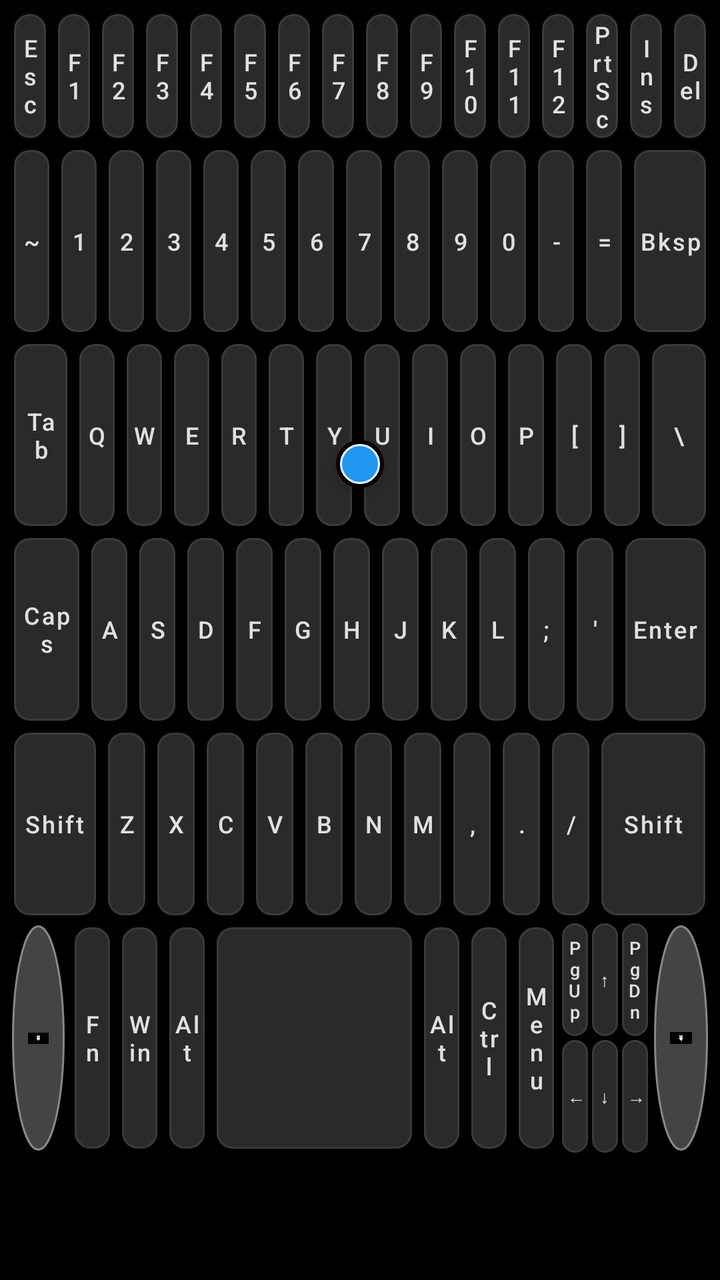
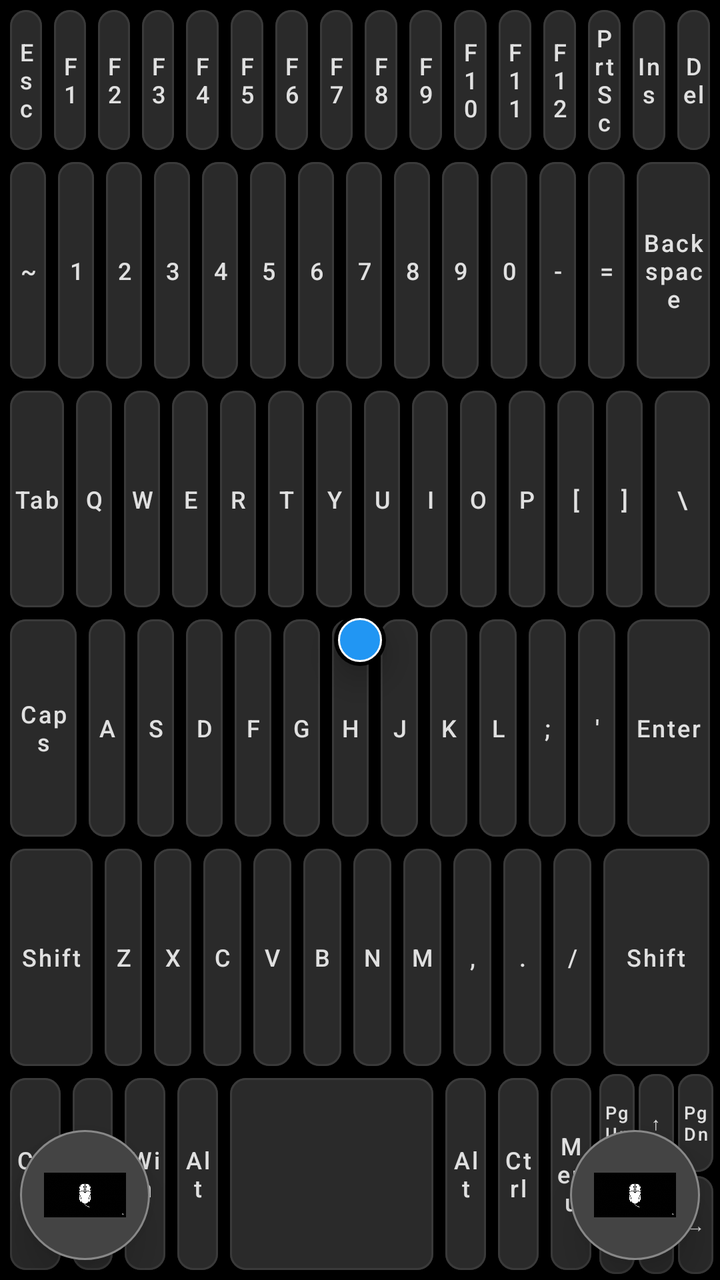

Before-and-after screenshots of an Android layout around one commit, followed by the original layout XML and the change that was made.
<!-- AndroidManifest.xml: application theme Theme.KeyLink -->
<!-- res/layout/activity_keyboard.xml -->
<?xml version="1.0" encoding="utf-8"?>
<RelativeLayout xmlns:android="http://schemas.android.com/apk/res/android"
    xmlns:app="http://schemas.android.com/apk/res-auto"
    android:layout_width="match_parent"
    android:layout_height="match_parent"
    android:background="#000000">

    
    <View
        android:id="@+id/trackpadView"
        android:layout_width="match_parent"
        android:layout_height="match_parent" />

    
    <LinearLayout
        android:id="@+id/keyboardContainer"
        android:layout_width="match_parent"
        android:layout_height="match_parent"
        android:orientation="vertical"
        android:paddingHorizontal="4dp"
        android:paddingVertical="4dp"
        android:weightSum="6.5">

        
        <LinearLayout
            android:layout_width="match_parent"
            android:layout_height="0dp"
            android:layout_weight="0.7"
            android:orientation="horizontal">
            <Button android:id="@+id/key_esc" android:text="Esc" style="@style/KeyStyle" android:layout_weight="1"/>
            <Button android:id="@+id/key_f1" android:text="F1" style="@style/KeyStyle" android:layout_weight="1"/>
            <Button android:id="@+id/key_f2" android:text="F2" style="@style/KeyStyle" android:layout_weight="1"/>
            <Button android:id="@+id/key_f3" android:text="F3" style="@style/KeyStyle" android:layout_weight="1"/>
            <Button android:id="@+id/key_f4" android:text="F4" style="@style/KeyStyle" android:layout_weight="1"/>
            <Button android:id="@+id/key_f5" android:text="F5" style="@style/KeyStyle" android:layout_weight="1"/>
            <Button android:id="@+id/key_f6" android:text="F6" style="@style/KeyStyle" android:layout_weight="1"/>
            <Button android:id="@+id/key_f7" android:text="F7" style="@style/KeyStyle" android:layout_weight="1"/>
            <Button android:id="@+id/key_f8" android:text="F8" style="@style/KeyStyle" android:layout_weight="1"/>
            <Button android:id="@+id/key_f9" android:text="F9" style="@style/KeyStyle" android:layout_weight="1"/>
            <Button android:id="@+id/key_f10" android:text="F10" style="@style/KeyStyle" android:layout_weight="1"/>
            <Button android:id="@+id/key_f11" android:text="F11" style="@style/KeyStyle" android:layout_weight="1"/>
            <Button android:id="@+id/key_f12" android:text="F12" style="@style/KeyStyle" android:layout_weight="1"/>
            <Button android:id="@+id/key_prtscr" android:text="PrtSc" style="@style/KeyStyle" android:layout_weight="1"/>
            <Button android:id="@+id/key_insert" android:text="Ins" style="@style/KeyStyle" android:layout_weight="1"/>
            <Button android:id="@+id/key_delete" android:text="Del" style="@style/KeyStyle" android:layout_weight="1"/>
        </LinearLayout>

        
        <LinearLayout
            android:layout_width="match_parent"
            android:layout_height="0dp"
            android:layout_weight="1"
            android:orientation="horizontal">
            <Button android:id="@+id/key_tilde" android:text="~" style="@style/KeyStyle" android:layout_weight="1"/>
            <Button android:id="@+id/key_1" android:text="1" style="@style/KeyStyle" android:layout_weight="1"/>
            <Button android:id="@+id/key_2" android:text="2" style="@style/KeyStyle" android:layout_weight="1"/>
            <Button android:id="@+id/key_3" android:text="3" style="@style/KeyStyle" android:layout_weight="1"/>
            <Button android:id="@+id/key_4" android:text="4" style="@style/KeyStyle" android:layout_weight="1"/>
            <Button android:id="@+id/key_5" android:text="5" style="@style/KeyStyle" android:layout_weight="1"/>
            <Button android:id="@+id/key_6" android:text="6" style="@style/KeyStyle" android:layout_weight="1"/>
            <Button android:id="@+id/key_7" android:text="7" style="@style/KeyStyle" android:layout_weight="1"/>
            <Button android:id="@+id/key_8" android:text="8" style="@style/KeyStyle" android:layout_weight="1"/>
            <Button android:id="@+id/key_9" android:text="9" style="@style/KeyStyle" android:layout_weight="1"/>
            <Button android:id="@+id/key_0" android:text="0" style="@style/KeyStyle" android:layout_weight="1"/>
            <Button android:id="@+id/key_minus" android:text="-" style="@style/KeyStyle" android:layout_weight="1"/>
            <Button android:id="@+id/key_equals" android:text="=" style="@style/KeyStyle" android:layout_weight="1"/>
            <Button android:id="@+id/key_backspace" android:text="Bksp" style="@style/KeyStyle" android:layout_weight="2"/>
        </LinearLayout>

        
        <LinearLayout
            android:layout_width="match_parent"
            android:layout_height="0dp"
            android:layout_weight="1"
            android:orientation="horizontal">
            <Button android:id="@+id/key_tab" android:text="Tab" style="@style/KeyStyle" android:layout_weight="1.5"/>
            <Button android:id="@+id/key_q" android:text="Q" style="@style/KeyStyle" android:layout_weight="1"/>
            <Button android:id="@+id/key_w" android:text="W" style="@style/KeyStyle" android:layout_weight="1"/>
            <Button android:id="@+id/key_e" android:text="E" style="@style/KeyStyle" android:layout_weight="1"/>
            <Button android:id="@+id/key_r" android:text="R" style="@style/KeyStyle" android:layout_weight="1"/>
            <Button android:id="@+id/key_t" android:text="T" style="@style/KeyStyle" android:layout_weight="1"/>
            <Button android:id="@+id/key_y" android:text="Y" style="@style/KeyStyle" android:layout_weight="1"/>
            <Button android:id="@+id/key_u" android:text="U" style="@style/KeyStyle" android:layout_weight="1"/>
            <Button android:id="@+id/key_i" android:text="I" style="@style/KeyStyle" android:layout_weight="1"/>
            <Button android:id="@+id/key_o" android:text="O" style="@style/KeyStyle" android:layout_weight="1"/>
            <Button android:id="@+id/key_p" android:text="P" style="@style/KeyStyle" android:layout_weight="1"/>
            <Button android:id="@+id/key_bracket_left" android:text="[" style="@style/KeyStyle" android:layout_weight="1"/>
            <Button android:id="@+id/key_bracket_right" android:text="]" style="@style/KeyStyle" android:layout_weight="1"/>
            <Button android:id="@+id/key_backslash" android:text="\\" style="@style/KeyStyle" android:layout_weight="1.5"/>
        </LinearLayout>

        
        <LinearLayout
            android:layout_width="match_parent"
            android:layout_height="0dp"
            android:layout_weight="1"
            android:orientation="horizontal">
            <Button android:id="@+id/key_caps" android:text="Caps" style="@style/KeyStyle" android:layout_weight="1.8"/>
            <Button android:id="@+id/key_a" android:text="A" style="@style/KeyStyle" android:layout_weight="1"/>
            <Button android:id="@+id/key_s" android:text="S" style="@style/KeyStyle" android:layout_weight="1"/>
            <Button android:id="@+id/key_d" android:text="D" style="@style/KeyStyle" android:layout_weight="1"/>
            <Button android:id="@+id/key_f" android:text="F" style="@style/KeyStyle" android:layout_weight="1"/>
            <Button android:id="@+id/key_g" android:text="G" style="@style/KeyStyle" android:layout_weight="1"/>
            <Button android:id="@+id/key_h" android:text="H" style="@style/KeyStyle" android:layout_weight="1"/>
            <Button android:id="@+id/key_j" android:text="J" style="@style/KeyStyle" android:layout_weight="1"/>
            <Button android:id="@+id/key_k" android:text="K" style="@style/KeyStyle" android:layout_weight="1"/>
            <Button android:id="@+id/key_l" android:text="L" style="@style/KeyStyle" android:layout_weight="1"/>
            <Button android:id="@+id/key_semicolon" android:text=";" style="@style/KeyStyle" android:layout_weight="1"/>
            <Button android:id="@+id/key_quote" android:text="'" style="@style/KeyStyle" android:layout_weight="1"/>
            <Button android:id="@+id/key_enter" android:text="Enter" style="@style/KeyStyle" android:layout_weight="2.2"/>
        </LinearLayout>

        
        <LinearLayout
            android:layout_width="match_parent"
            android:layout_height="0dp"
            android:layout_weight="1"
            android:orientation="horizontal">
            <Button android:id="@+id/key_shift_left" android:text="Shift" style="@style/KeyStyle" android:layout_weight="2.2"/>
            <Button android:id="@+id/key_z" android:text="Z" style="@style/KeyStyle" android:layout_weight="1"/>
            <Button android:id="@+id/key_x" android:text="X" style="@style/KeyStyle" android:layout_weight="1"/>
            <Button android:id="@+id/key_c" android:text="C" style="@style/KeyStyle" android:layout_weight="1"/>
            <Button android:id="@+id/key_v" android:text="V" style="@style/KeyStyle" android:layout_weight="1"/>
            <Button android:id="@+id/key_b" android:text="B" style="@style/KeyStyle" android:layout_weight="1"/>
            <Button android:id="@+id/key_n" android:text="N" style="@style/KeyStyle" android:layout_weight="1"/>
            <Button android:id="@+id/key_m" android:text="M" style="@style/KeyStyle" android:layout_weight="1"/>
            <Button android:id="@+id/key_comma" android:text="," style="@style/KeyStyle" android:layout_weight="1"/>
            <Button android:id="@+id/key_period" android:text="." style="@style/KeyStyle" android:layout_weight="1"/>
            <Button android:id="@+id/key_slash" android:text="/" style="@style/KeyStyle" android:layout_weight="1"/>
            <Button android:id="@+id/key_shift_right" android:text="Shift" style="@style/KeyStyle" android:layout_weight="2.8"/>
        </LinearLayout>

        
        <LinearLayout
            android:layout_width="match_parent"
            android:layout_height="0dp"
            android:layout_weight="1.2"
            android:orientation="horizontal">

            <ImageButton
                android:id="@+id/btnLeftTrackpad"
                android:layout_width="0dp"
                android:layout_height="match_parent"
                android:layout_weight="1.5"
                android:background="@drawable/circle_button_bg"
                android:src="@drawable/mouse_icon"
                android:scaleType="centerInside"
                android:padding="8dp"
                android:layout_margin="2dp"
                android:contentDescription="Open Trackpad Profile"/>

            <Button android:id="@+id/key_fn" android:text="Fn" style="@style/KeyStyle" android:layout_weight="1"/>
            <Button android:id="@+id/key_win" android:text="Win" style="@style/KeyStyle" android:layout_weight="1"/>
            <Button android:id="@+id/key_alt_left" android:text="Alt" style="@style/KeyStyle" android:layout_weight="1"/>

            <Button android:id="@+id/key_space" android:text=" " style="@style/KeyStyle" android:layout_weight="5.5"/>

            <Button android:id="@+id/key_alt_right" android:text="Alt" style="@style/KeyStyle" android:layout_weight="1"/>
            <Button android:id="@+id/key_ctrl_right" android:text="Ctrl" style="@style/KeyStyle" android:layout_weight="1"/>
            <Button android:id="@+id/key_menu" android:text="Menu" style="@style/KeyStyle" android:layout_weight="1"/>

            <GridLayout
                android:layout_width="0dp"
                android:layout_height="match_parent"
                android:layout_weight="2.5"
                android:columnCount="3"
                android:rowCount="2">
                <Button android:id="@+id/key_pgup" android:text="PgUp" style="@style/NavKeyStyle" android:layout_columnWeight="1" android:layout_rowWeight="1"/>
                <Button android:id="@+id/key_up" android:text="↑" style="@style/NavKeyStyle" android:layout_columnWeight="1" android:layout_rowWeight="1"/>
                <Button android:id="@+id/key_pgdn" android:text="PgDn" style="@style/NavKeyStyle" android:layout_columnWeight="1" android:layout_rowWeight="1"/>
                <Button android:id="@+id/key_left" android:text="←" style="@style/NavKeyStyle" android:layout_columnWeight="1" android:layout_rowWeight="1"/>
                <Button android:id="@+id/key_down" android:text="↓" style="@style/NavKeyStyle" android:layout_columnWeight="1" android:layout_rowWeight="1"/>
                <Button android:id="@+id/key_right" android:text="→" style="@style/NavKeyStyle" android:layout_columnWeight="1" android:layout_rowWeight="1"/>
            </GridLayout>

            <ImageButton
                android:id="@+id/btnRightTrackpad"
                android:layout_width="0dp"
                android:layout_height="match_parent"
                android:layout_weight="1.5"
                android:background="@drawable/circle_button_bg"
                android:src="@drawable/mouse_icon"
                android:scaleType="centerInside"
                android:padding="8dp"
                android:layout_margin="2dp"
                android:contentDescription="Open Trackpad Profile"/>
        </LinearLayout>
    </LinearLayout>

    
    <View
        android:id="@+id/trackpoint"
        android:layout_width="24dp"
        android:layout_height="24dp"
        android:background="@drawable/trackpoint_bg"
        android:layout_centerHorizontal="true"
        android:layout_marginTop="220dp"
        android:elevation="5dp" />

</RelativeLayout>
<!-- resources referenced by this layout -->
<resources>
  <!-- drawable circle_button_bg (drawable) -->
  <shape xmlns:android="http://schemas.android.com/apk/res/android" android:shape="oval">
      <solid android:color="#444444"/>
      <stroke android:width="1dp" android:color="#888888"/>
  </shape>
  <!-- drawable mouse_icon: png bitmap (drawable, 787695 bytes) -->
  <!-- drawable trackpoint_bg (drawable) -->
  <layer-list xmlns:android="http://schemas.android.com/apk/res/android">
      <item>
          <shape android:shape="oval">
              <solid android:color="#000000"/>
          </shape>
      </item>
      <item android:top="2dp" android:bottom="2dp" android:left="2dp" android:right="2dp">
          <shape android:shape="oval">
              <solid android:color="#2196F3"/>
              <stroke android:width="1dp" android:color="#FFFFFF"/>
          </shape>
      </item>
  </layer-list>
  <style name="KeyStyle" parent="Widget.MaterialComponents.Button">
          <item name="android:layout_width">0dp</item>
          <item name="android:layout_height">match_parent</item>
          <item name="android:layout_margin">3dp</item>
          <item name="android:padding">2dp</item>
          <item name="android:textSize">12sp</item>
          <item name="android:textColor">#E0E0E0</item>
          <item name="backgroundTint">#2A2A2A</item>
          <item name="android:textAllCaps">false</item>
          <item name="android:insetTop">0dp</item>
          <item name="android:insetBottom">0dp</item>
          <item name="android:minHeight">0dp</item>
          <item name="android:minWidth">0dp</item>
          <item name="cornerRadius">8dp</item>
          <item name="strokeColor">#3A3A3A</item>
          <item name="strokeWidth">1dp</item>
      </style>
  <style name="NavKeyStyle" parent="KeyStyle">
          <item name="android:layout_width">0dp</item>
          <item name="android:layout_height">0dp</item>
          <item name="android:layout_gravity">fill</item>
          <item name="android:textSize">9sp</item>
          <item name="android:layout_margin">1dp</item>
      </style>
  <style name="Theme.KeyLink" parent="Theme.MaterialComponents.DayNight.NoActionBar">
          
          <item name="colorPrimary">@color/purple_500</item>
          <item name="colorPrimaryVariant">@color/purple_700</item>
          <item name="colorOnPrimary">@color/white</item>
          
          <item name="colorSecondary">@color/teal_200</item>
          <item name="colorSecondaryVariant">@color/teal_700</item>
          <item name="colorOnSecondary">@color/black</item>
          
          <item name="android:statusBarColor">#000000</item>
          
          <item name="android:windowFullscreen">true</item>
          <item name="android:windowContentOverlay">@null</item>
      </style>
  <color name="purple_500">#FF6200EE</color>
  <color name="purple_700">#FF3700B3</color>
  <color name="white">#FFFFFFFF</color>
  <color name="teal_200">#FF03DAC5</color>
  <color name="teal_700">#FF018786</color>
  <color name="black">#FF000000</color>
</resources>

<!-- the commit's change to res/layout/activity_keyboard.xml (unified diff, before → after) -->
@@ -1,6 +1,5 @@
 <?xml version="1.0" encoding="utf-8"?>
 <RelativeLayout xmlns:android="http://schemas.android.com/apk/res/android"
-    xmlns:app="http://schemas.android.com/apk/res-auto"
     android:layout_width="match_parent"
     android:layout_height="match_parent"
     android:background="#000000">
@@ -17,15 +16,14 @@
         android:layout_width="match_parent"
         android:layout_height="match_parent"
         android:orientation="vertical"
-        android:paddingHorizontal="4dp"
-        android:paddingVertical="4dp"
-        android:weightSum="6.5">
-
-        
-        <LinearLayout
-            android:layout_width="match_parent"
-            android:layout_height="0dp"
-            android:layout_weight="0.7"
+        android:padding="2dp"
+        android:weightSum="100">
+
+        
+        <LinearLayout
+            android:layout_width="match_parent"
+            android:layout_height="0dp"
+            android:layout_weight="12"
             android:orientation="horizontal">
             <Button android:id="@+id/key_esc" android:text="Esc" style="@style/KeyStyle" android:layout_weight="1"/>
             <Button android:id="@+id/key_f1" android:text="F1" style="@style/KeyStyle" android:layout_weight="1"/>
@@ -49,7 +47,7 @@
         <LinearLayout
             android:layout_width="match_parent"
             android:layout_height="0dp"
-            android:layout_weight="1"
+            android:layout_weight="18"
             android:orientation="horizontal">
             <Button android:id="@+id/key_tilde" android:text="~" style="@style/KeyStyle" android:layout_weight="1"/>
             <Button android:id="@+id/key_1" android:text="1" style="@style/KeyStyle" android:layout_weight="1"/>
@@ -64,14 +62,14 @@
             <Button android:id="@+id/key_0" android:text="0" style="@style/KeyStyle" android:layout_weight="1"/>
             <Button android:id="@+id/key_minus" android:text="-" style="@style/KeyStyle" android:layout_weight="1"/>
             <Button android:id="@+id/key_equals" android:text="=" style="@style/KeyStyle" android:layout_weight="1"/>
-            <Button android:id="@+id/key_backspace" android:text="Bksp" style="@style/KeyStyle" android:layout_weight="2"/>
-        </LinearLayout>
-
-        
-        <LinearLayout
-            android:layout_width="match_parent"
-            android:layout_height="0dp"
-            android:layout_weight="1"
+            <Button android:id="@+id/key_backspace" android:text="Backspace" style="@style/KeyStyle" android:layout_weight="2"/>
+        </LinearLayout>
+
+        
+        <LinearLayout
+            android:layout_width="match_parent"
+            android:layout_height="0dp"
+            android:layout_weight="18"
             android:orientation="horizontal">
             <Button android:id="@+id/key_tab" android:text="Tab" style="@style/KeyStyle" android:layout_weight="1.5"/>
             <Button android:id="@+id/key_q" android:text="Q" style="@style/KeyStyle" android:layout_weight="1"/>
@@ -93,7 +91,7 @@
         <LinearLayout
             android:layout_width="match_parent"
             android:layout_height="0dp"
-            android:layout_weight="1"
+            android:layout_weight="18"
             android:orientation="horizontal">
             <Button android:id="@+id/key_caps" android:text="Caps" style="@style/KeyStyle" android:layout_weight="1.8"/>
             <Button android:id="@+id/key_a" android:text="A" style="@style/KeyStyle" android:layout_weight="1"/>
@@ -114,7 +112,7 @@
         <LinearLayout
             android:layout_width="match_parent"
             android:layout_height="0dp"
-            android:layout_weight="1"
+            android:layout_weight="18"
             android:orientation="horizontal">
             <Button android:id="@+id/key_shift_left" android:text="Shift" style="@style/KeyStyle" android:layout_weight="2.2"/>
             <Button android:id="@+id/key_z" android:text="Z" style="@style/KeyStyle" android:layout_weight="1"/>
@@ -134,35 +132,21 @@
         <LinearLayout
             android:layout_width="match_parent"
             android:layout_height="0dp"
-            android:layout_weight="1.2"
-            android:orientation="horizontal">
-
-            <ImageButton
-                android:id="@+id/btnLeftTrackpad"
-                android:layout_width="0dp"
-                android:layout_height="match_parent"
-                android:layout_weight="1.5"
-                android:background="@drawable/circle_button_bg"
-                android:src="@drawable/mouse_icon"
-                android:scaleType="centerInside"
-                android:padding="8dp"
-                android:layout_margin="2dp"
-                android:contentDescription="Open Trackpad Profile"/>
-
-            <Button android:id="@+id/key_fn" android:text="Fn" style="@style/KeyStyle" android:layout_weight="1"/>
-            <Button android:id="@+id/key_win" android:text="Win" style="@style/KeyStyle" android:layout_weight="1"/>
-            <Button android:id="@+id/key_alt_left" android:text="Alt" style="@style/KeyStyle" android:layout_weight="1"/>
-
-            <Button android:id="@+id/key_space" android:text=" " style="@style/KeyStyle" android:layout_weight="5.5"/>
-
-            <Button android:id="@+id/key_alt_right" android:text="Alt" style="@style/KeyStyle" android:layout_weight="1"/>
-            <Button android:id="@+id/key_ctrl_right" android:text="Ctrl" style="@style/KeyStyle" android:layout_weight="1"/>
-            <Button android:id="@+id/key_menu" android:text="Menu" style="@style/KeyStyle" android:layout_weight="1"/>
+            android:layout_weight="16"
+            android:orientation="horizontal">
+            <Button android:id="@+id/key_ctrl_left" android:text="Ctrl" style="@style/KeyStyle" android:layout_weight="1.5"/>
+            <Button android:id="@+id/key_fn" android:text="Fn" style="@style/KeyStyle" android:layout_weight="1.2"/>
+            <Button android:id="@+id/key_win" android:text="Win" style="@style/KeyStyle" android:layout_weight="1.2"/>
+            <Button android:id="@+id/key_alt_left" android:text="Alt" style="@style/KeyStyle" android:layout_weight="1.2"/>
+            <Button android:id="@+id/key_space" android:text=" " style="@style/KeyStyle" android:layout_weight="6.0"/>
+            <Button android:id="@+id/key_alt_right" android:text="Alt" style="@style/KeyStyle" android:layout_weight="1.2"/>
+            <Button android:id="@+id/key_ctrl_right" android:text="Ctrl" style="@style/KeyStyle" android:layout_weight="1.2"/>
+            <Button android:id="@+id/key_menu" android:text="Menu" style="@style/KeyStyle" android:layout_weight="1.2"/>
 
             <GridLayout
                 android:layout_width="0dp"
                 android:layout_height="match_parent"
-                android:layout_weight="2.5"
+                android:layout_weight="3.5"
                 android:columnCount="3"
                 android:rowCount="2">
                 <Button android:id="@+id/key_pgup" android:text="PgUp" style="@style/NavKeyStyle" android:layout_columnWeight="1" android:layout_rowWeight="1"/>
@@ -172,29 +156,46 @@
                 <Button android:id="@+id/key_down" android:text="↓" style="@style/NavKeyStyle" android:layout_columnWeight="1" android:layout_rowWeight="1"/>
                 <Button android:id="@+id/key_right" android:text="→" style="@style/NavKeyStyle" android:layout_columnWeight="1" android:layout_rowWeight="1"/>
             </GridLayout>
-
-            <ImageButton
-                android:id="@+id/btnRightTrackpad"
-                android:layout_width="0dp"
-                android:layout_height="match_parent"
-                android:layout_weight="1.5"
-                android:background="@drawable/circle_button_bg"
-                android:src="@drawable/mouse_icon"
-                android:scaleType="centerInside"
-                android:padding="8dp"
-                android:layout_margin="2dp"
-                android:contentDescription="Open Trackpad Profile"/>
         </LinearLayout>
     </LinearLayout>
 
     
     <View
         android:id="@+id/trackpoint"
-        android:layout_width="24dp"
-        android:layout_height="24dp"
+        android:layout_width="26dp"
+        android:layout_height="26dp"
         android:background="@drawable/trackpoint_bg"
-        android:layout_centerHorizontal="true"
-        android:layout_marginTop="220dp"
-        android:elevation="5dp" />
+        android:layout_centerInParent="true"
+        android:layout_marginTop="-20dp"
+        android:elevation="10dp" />
+
+    
+    <ImageButton
+        android:id="@+id/btnLeftTrackpad"
+        android:layout_width="65dp"
+        android:layout_height="65dp"
+        android:layout_alignParentBottom="true"
+        android:layout_alignParentLeft="true"
+        android:layout_margin="10dp"
+        android:background="@drawable/circle_button_bg"
+        android:src="@drawable/mouse_icon"
+        android:scaleType="centerInside"
+        android:padding="12dp"
+        android:elevation="15dp"
+        android:contentDescription="Profile L"/>
+
+    <ImageButton
+        android:id="@+id/btnRightTrackpad"
+        android:layout_width="65dp"
+        android:layout_height="65dp"
+        android:layout_alignParentBottom="true"
+        android:layout_alignParentRight="true"
+        android:layout_margin="10dp"
+        android:background="@drawable/circle_button_bg"
+        android:src="@drawable/mouse_icon"
+        android:scaleType="centerInside"
+        android:padding="12dp"
+        android:elevation="15dp"
+        android:contentDescription="Profile R"/>
 
 </RelativeLayout>
